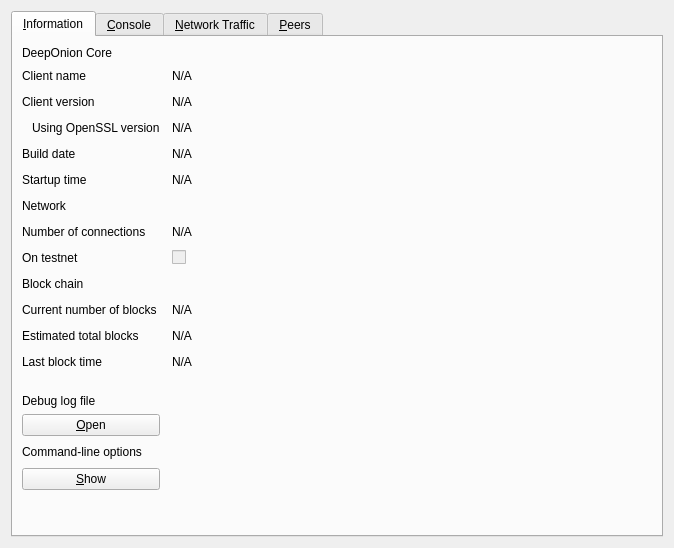
Qt form src/qt/forms/rpcconsole.ui (deeponion/deeponion-legacy) before a commit.
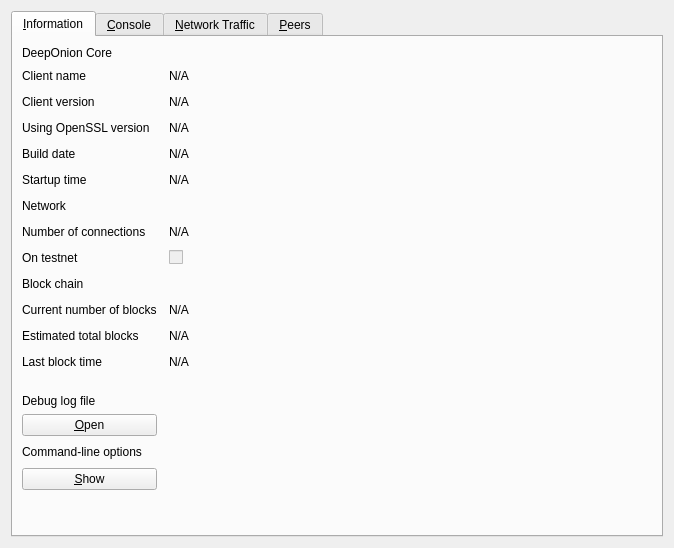
The same form after that commit. The open tabs and pages were chosen to show the change. Icons and pictures are not drawn. Custom widgets are drawn as their Qt base class.

Commit message: Fix misaligned 'Using openssl version' label in rpcconsole.ui

```diff
--- a/src/qt/forms/rpcconsole.ui
+++ b/src/qt/forms/rpcconsole.ui
@@ -243,9 +243,6 @@
          <property name="text">
           <string>Using OpenSSL version</string>
          </property>
-         <property name="indent">
-          <number>10</number>
-         </property>
         </widget>
        </item>
        <item row="2" column="1">
```
